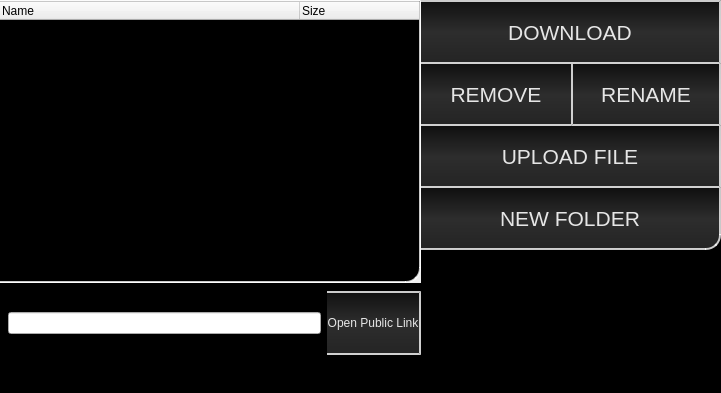
Above: ui/managerwidget.ui from jonnenauha/DropN900 before the change. Below: the same form after it.
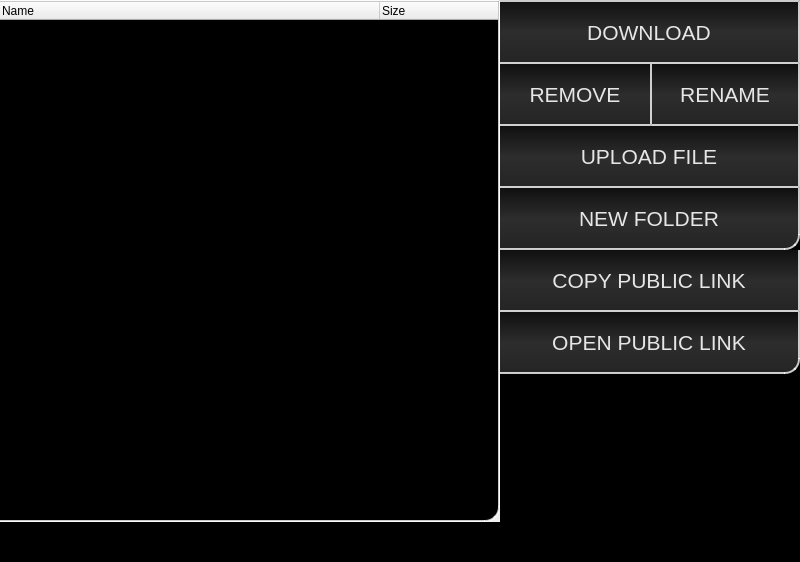
That is the form after the change. Icons and pictures are not drawn.

The edit to the form file:
```diff
--- a/ui/managerwidget.ui
+++ b/ui/managerwidget.ui
@@ -6,10 +6,16 @@
    <rect>
     <x>0</x>
     <y>0</y>
-    <width>721</width>
-    <height>393</height>
+    <width>800</width>
+    <height>562</height>
    </rect>
   </property>
+  <property name="maximumSize">
+   <size>
+    <width>800</width>
+    <height>16777215</height>
+   </size>
+  </property>
   <property name="windowTitle">
    <string>ManagerWidget</string>
   </property>
@@ -33,6 +39,7 @@
 	border-left: 0px;
 	color: rgb(230, 230, 230);
 	background-color: qlineargradient(spread:pad, x1:0, y1:0, x2:0, y2:1, stop:0 rgba(16, 16, 16, 255), stop:0.5 rgba(55, 55, 55, 210), stop:1 rgba(36, 36, 36, 255));
+	font-size: 16pt;
 }
 
 QPushButton:hover {
@@ -54,7 +61,7 @@
 	border-top-right-radius: 0px;
 }
 
-QPushButton#button_new_folder {
+QPushButton#button_new_folder, #button_open_public_link {
 	border-bottom-left-radius: 0px;
 	border-bottom-right-radius: 15px;
 }
@@ -64,7 +71,7 @@
 	border-right: 0px;
 }
 
-QPushButton#button_rename, #button_new_folder, #button_upload {
+QPushButton#button_rename, #button_new_folder, #button_upload, #button_copy_public_link, #button_open_public_link {
 	border-top: 0px;
 }
 
@@ -77,21 +84,21 @@
 	background-color: black;
 	alternate-background-color: rgb(36, 36, 36);
 	color: rgb(235, 235, 235);
-	font-size: 15px;
+	font-size: 17px;
 	border: 0px;
 	border-bottom: 2px solid rgba(255,255,255,200);
 	border-right: 2px solid rgba(255,255,255,200);
 	border-top: 2px solid rgba(255,255,255,200);
 	border-bottom-right-radius: 15px;
-	padding-bottom: 10px;
+	padding-bottom: 15px;
 }
 
 QTreeWidget::item {
 	background-color: transparent;
 	border: 0px;
-	height: 50px;
-	min-height: 50px;
-	max-height: 50px;
+	height: 60px;
+	min-height: 60px;
+	max-height: 60px;
 	padding-left: 5px;
 }
 
@@ -160,6 +167,12 @@
        </property>
        <item>
         <widget class="QTreeWidget" name="tree_widget">
+         <property name="maximumSize">
+          <size>
+           <width>500</width>
+           <height>16777215</height>
+          </size>
+         </property>
          <property name="frameShape">
           <enum>QFrame::StyledPanel</enum>
          </property>
@@ -185,19 +198,13 @@
           <bool>true</bool>
          </attribute>
          <attribute name="headerDefaultSectionSize">
-          <number>300</number>
+          <number>380</number>
          </attribute>
          <attribute name="headerMinimumSectionSize">
           <number>40</number>
          </attribute>
          <attribute name="headerDefaultSectionSize">
-          <number>300</number>
-         </attribute>
-         <attribute name="headerVisible">
-          <bool>true</bool>
-         </attribute>
-         <attribute name="headerMinimumSectionSize">
-          <number>40</number>
+          <number>380</number>
          </attribute>
          <column>
           <property name="text">
@@ -233,22 +240,7 @@
            <number>8</number>
           </property>
           <item>
-           <layout class="QHBoxLayout" name="horizontalLayout_3">
-            <item>
-             <widget class="QLineEdit" name="public_link_line_edit">
-              <property name="readOnly">
-               <bool>true</bool>
-              </property>
-             </widget>
-            </item>
-            <item>
-             <widget class="QPushButton" name="button_open_public_link">
-              <property name="text">
-               <string>Open Public Link</string>
-              </property>
-             </widget>
-            </item>
-           </layout>
+           <layout class="QHBoxLayout" name="horizontalLayout_3"/>
           </item>
           <item>
            <layout class="QHBoxLayout" name="horizontalLayout_4">
@@ -375,7 +367,6 @@
        <widget class="QPushButton" name="button_download">
         <property name="font">
          <font>
-          <family>Arial</family>
           <pointsize>16</pointsize>
          </font>
         </property>
@@ -396,7 +387,6 @@
          <widget class="QPushButton" name="button_remove">
           <property name="font">
            <font>
-            <family>Arial</family>
             <pointsize>16</pointsize>
            </font>
           </property>
@@ -409,7 +399,6 @@
          <widget class="QPushButton" name="button_rename">
           <property name="font">
            <font>
-            <family>Arial</family>
             <pointsize>16</pointsize>
            </font>
           </property>
@@ -424,7 +413,6 @@
        <widget class="QPushButton" name="button_upload">
         <property name="font">
          <font>
-          <family>Arial</family>
           <pointsize>16</pointsize>
          </font>
         </property>
@@ -437,7 +425,6 @@
        <widget class="QPushButton" name="button_new_folder">
         <property name="font">
          <font>
-          <family>Arial</family>
           <pointsize>16</pointsize>
          </font>
         </property>
@@ -446,6 +433,32 @@
         </property>
        </widget>
       </item>
+      <item>
+       <widget class="QPushButton" name="button_copy_public_link">
+        <property name="minimumSize">
+         <size>
+          <width>70</width>
+          <height>62</height>
+         </size>
+        </property>
+        <property name="text">
+         <string>COPY PUBLIC LINK</string>
+        </property>
+       </widget>
+      </item>
+      <item>
+       <widget class="QPushButton" name="button_open_public_link">
+        <property name="font">
+         <font>
+          <family>Arial</family>
+          <pointsize>16</pointsize>
+         </font>
+        </property>
+        <property name="text">
+         <string>OPEN PUBLIC LINK</string>
+        </property>
+       </widget>
+      </item>
       <item>
        <layout class="QVBoxLayout" name="action_layout">
         <property name="spacing">
```
Left out of the diff: 18 changed lines with no effect on the pictures.
